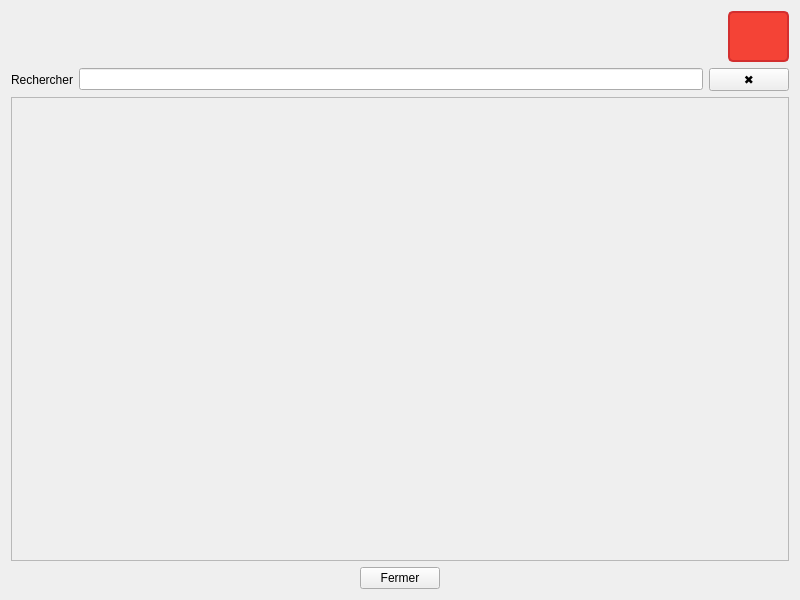
Old version of the form Dispositions.ui in the repository Eliasgnd/Eau-couper_by_AE.
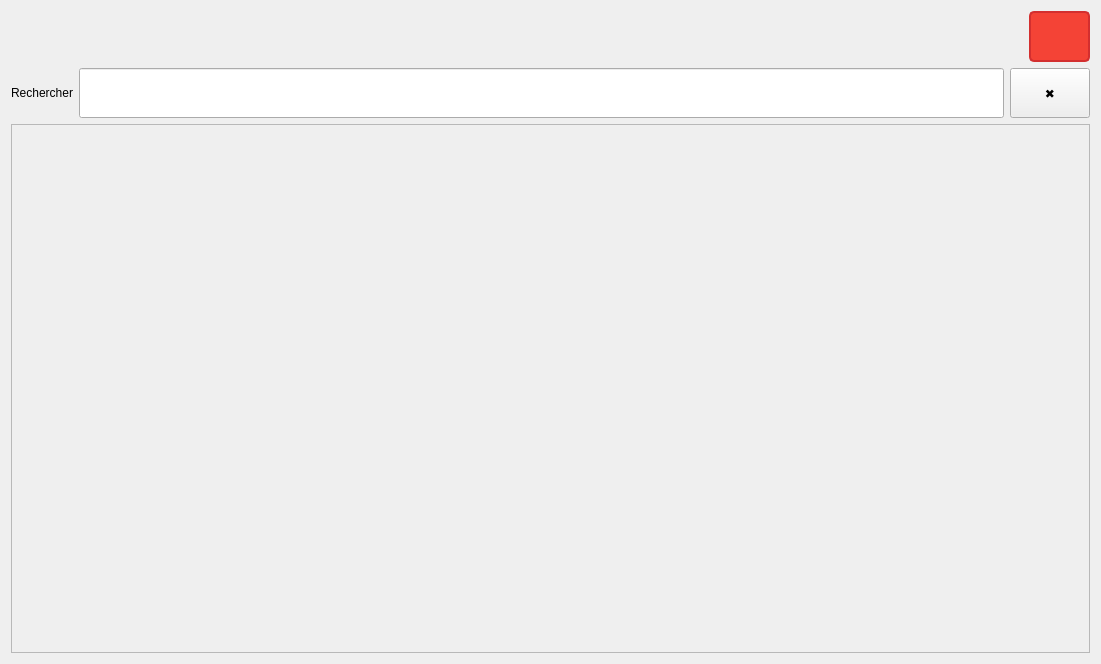
New version of the form. Icons and pictures are not drawn.

Commit message: changement dans la disposition et suppresion bouton fermer

Patch:
```diff
--- a/Dispositions.ui
+++ b/Dispositions.ui
@@ -6,8 +6,8 @@
    <rect>
     <x>0</x>
     <y>0</y>
-    <width>800</width>
-    <height>600</height>
+    <width>1101</width>
+    <height>664</height>
    </rect>
   </property>
   <layout class="QVBoxLayout" name="verticalLayout">
@@ -86,10 +86,23 @@
       </widget>
      </item>
      <item>
-      <widget class="QLineEdit" name="searchBar"/>
+      <widget class="QLineEdit" name="searchBar">
+       <property name="minimumSize">
+        <size>
+         <width>0</width>
+         <height>50</height>
+        </size>
+       </property>
+      </widget>
      </item>
      <item>
       <widget class="QPushButton" name="buttonClearSearch">
+       <property name="minimumSize">
+        <size>
+         <width>0</width>
+         <height>50</height>
+        </size>
+       </property>
        <property name="text">
         <string>✖</string>
        </property>
@@ -103,6 +116,14 @@
       <bool>true</bool>
      </property>
      <widget class="QWidget" name="scrollAreaWidgetContents">
+      <property name="geometry">
+       <rect>
+        <x>0</x>
+        <y>0</y>
+        <width>1077</width>
+        <height>521</height>
+       </rect>
+      </property>
       <layout class="QGridLayout" name="gridLayout">
        <property name="leftMargin">
         <number>10</number>
@@ -123,13 +144,6 @@
      </widget>
     </widget>
    </item>
-   <item alignment="Qt::AlignHCenter">
-    <widget class="QPushButton" name="closeBtn">
-     <property name="text">
-      <string>Fermer</string>
-     </property>
-    </widget>
-   </item>
   </layout>
  </widget>
  <resources>
```
Left out of the diff: 2 changed lines with no effect on the pictures. The commit also changes 1 other file.
